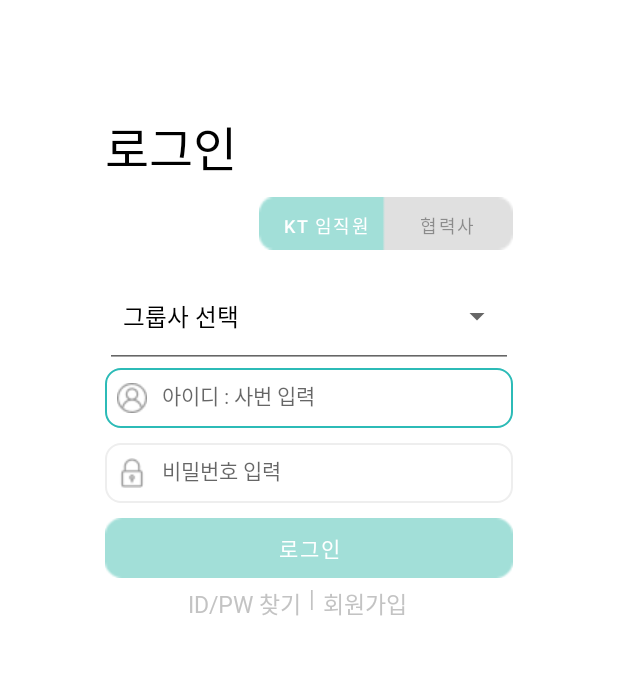
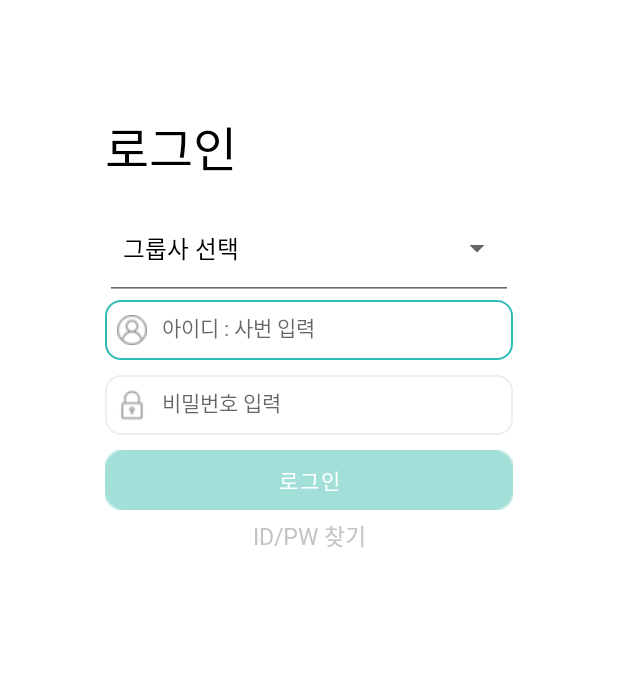
Before and after one commit to HalloKity/DIGICO_Bus, an Android app: the screen it shows after launch (LoginActivity), on a phone screen of 412 x 824 dp, the part 84-759 px from its top. Run offline under Robolectric (Android 15) with nearby library versions, the phone set to English and light mode, and no system bars; 1 statement that could not run was skipped.

Commit message:
[HJ] fix : 로그인페이지
- 회원가입 버튼 삭제
- 임직원 / 협력사 버튼 삭제

```diff
--- a/DigicoBus/app/src/main/res/layout/activity_login.xml
+++ b/DigicoBus/app/src/main/res/layout/activity_login.xml
@@ -43,38 +43,13 @@
             app:layout_constraintTop_toTopOf="parent"
             app:layout_constraintStart_toStartOf="parent"/>
 
-        <Button
-            android:id="@+id/btn_kt"
-            android:layout_width="wrap_content"
-            android:layout_height="35dp"
-            android:text="KT 임직원"
-            android:textSize="12dp"
-            android:layout_marginRight="-8dp"
-            android:layout_marginTop="10dp"
-            android:background="@drawable/btn_kt"
-            android:enabled="true"
-            app:layout_constraintRight_toLeftOf="@+id/btn_co"
-            app:layout_constraintTop_toBottomOf="@id/tv_login"/>
-        <Button
-            android:id="@+id/btn_co"
-            android:layout_width="wrap_content"
-            android:layout_height="35dp"
-            android:text="협력사"
-            android:textSize="12dp"
-            android:background="@drawable/btn_co"
-            android:enabled="false"
-            android:layout_marginTop="10dp"
-            app:layout_constraintEnd_toEndOf="parent"
-            app:layout_constraintLeft_toRightOf="@id/btn_kt"
-            app:layout_constraintTop_toBottomOf="@id/tv_login"/>
-
         <Spinner
             android:id="@+id/spinner"
             android:layout_width="match_parent"
             android:layout_height="wrap_content"
             style="@style/Base.Widget.AppCompat.Spinner.Underlined"
             android:layout_marginTop="10dp"
-            app:layout_constraintTop_toBottomOf="@id/btn_kt"
+            app:layout_constraintTop_toBottomOf="@id/tv_login"
             app:layout_constraintStart_toStartOf="parent"
             app:layout_constraintEnd_toEndOf="parent"/>
 
@@ -132,37 +107,13 @@
             android:id="@+id/tv_find_id_pw"
             android:layout_width="wrap_content"
             android:layout_height="wrap_content"
+            android:layout_marginTop="5dp"
             android:text="ID/PW 찾기"
+            android:textColor="@color/gray_70"
             android:textSize="15dp"
-            android:textColor="@color/gray_70"
-            android:layout_marginTop="5dp"
-            android:layout_marginLeft="55dp"
-            app:layout_constraintTop_toBottomOf="@id/btn_login"
-            app:layout_constraintStart_toStartOf="parent"/>
-
-        <TextView
-            android:id="@+id/tv_middle"
-            android:layout_width="wrap_content"
-            android:layout_height="wrap_content"
-            android:text="|"
-            android:textSize="15dp"
-            android:textColor="@color/gray_70"
-            android:layout_marginTop="5dp"
-            android:layout_marginLeft="5dp"
-            app:layout_constraintTop_toBottomOf="@id/btn_login"
-            app:layout_constraintLeft_toRightOf="@id/tv_find_id_pw"/>
-
-        <TextView
-            android:id="@+id/tv_join"
-            android:layout_width="wrap_content"
-            android:layout_height="wrap_content"
-            android:text="회원가입"
-            android:textSize="15dp"
-            android:layout_marginTop="5dp"
-            android:layout_marginLeft="5dp"
-            android:textColor="@color/gray_70"
-            app:layout_constraintTop_toBottomOf="@id/btn_login"
-            app:layout_constraintLeft_toRightOf="@id/tv_middle"/>
-    </androidx.constraintlayout.widget.ConstraintLayout>
+            app:layout_constraintEnd_toEndOf="parent"
+            app:layout_constraintStart_toStartOf="parent"
+            app:layout_constraintTop_toBottomOf="@id/btn_login" />
+   </androidx.constraintlayout.widget.ConstraintLayout>
 
 </androidx.constraintlayout.widget.ConstraintLayout>
```
